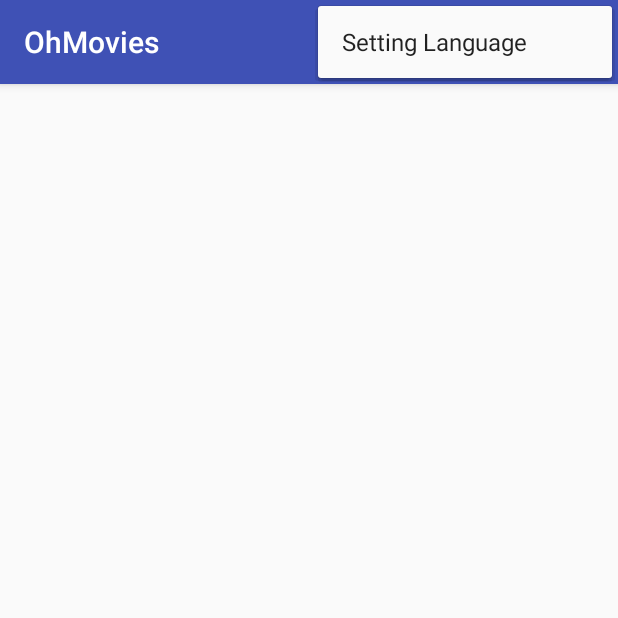
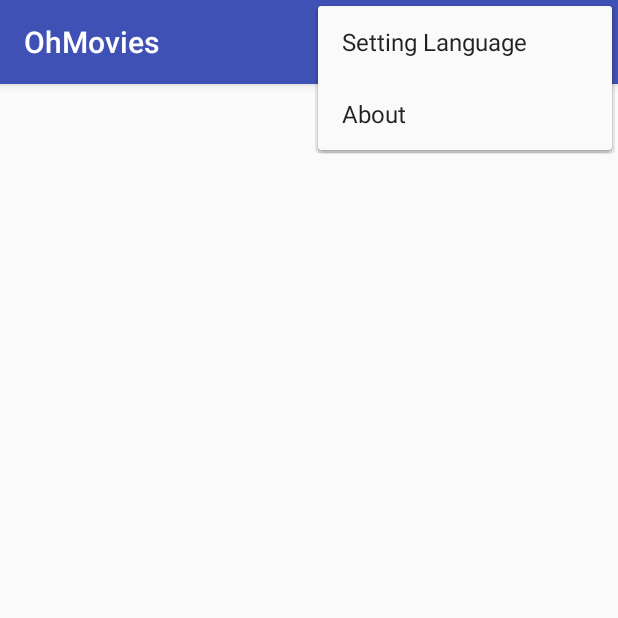
Before and after one commit to maful/OhMovies, an Android app: the screen it shows after launch (MainActivity), with the options menu open, on a phone screen of 412 x 824 dp, the top half of it. Run offline under Robolectric (Android 15) with nearby library versions, the phone set to English and light mode, and no system bars.

Commit message:
Add about menu info

```diff
--- a/app/src/main/java/maful/id/web/ohmovies/activity/MainActivity.java
+++ b/app/src/main/java/maful/id/web/ohmovies/activity/MainActivity.java
@@ -96,6 +96,9 @@ public class MainActivity extends AppCompatActivity {
                 Intent intent = new Intent(Settings.ACTION_LOCALE_SETTINGS);
                 startActivity(intent);
                 break;
+            case R.id.about_app:
+                Toast.makeText(getApplicationContext(), "by Maful Prayoga Arnandi - 16.11.0046", Toast.LENGTH_LONG).show();
+                break;
         }
 
         return super.onOptionsItemSelected(item);
--- a/app/src/main/res/menu/menu_main.xml
+++ b/app/src/main/res/menu/menu_main.xml
@@ -6,4 +6,9 @@
         android:id="@+id/setting_language"
         android:title="@string/setting_language"
         app:showAsAction="never" />
+
+    <item
+        android:id="@+id/about_app"
+        android:title="@string/about_app"
+        app:showAsAction="never" />
 </menu>
--- a/app/src/main/res/values/strings.xml
+++ b/app/src/main/res/values/strings.xml
@@ -2,4 +2,5 @@
     <string name="app_name">OhMovies</string>
     <string name="setting_language">Setting Language</string>
     <string name="movie_detail">Movie Detail</string>
+    <string name="about_app">About</string>
 </resources>
```
Also changed, not shown: 1 other file.
